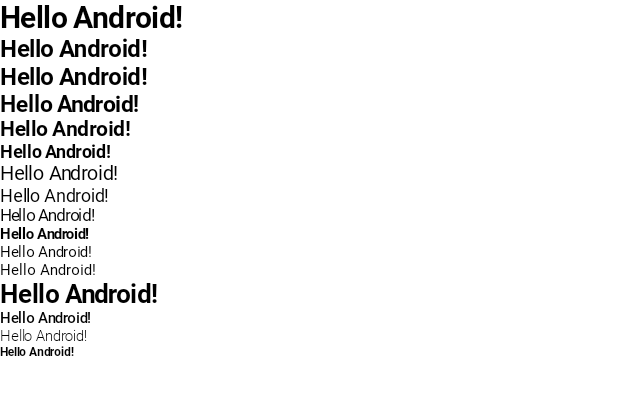
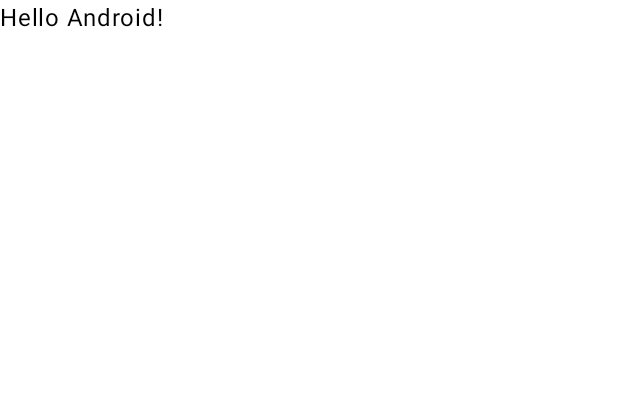
Before and after one commit to SOPT-all/35-COLLABORATION-ANDROID-KAKAOWEBTOON, an Android app built with Jetpack Compose: the @Preview function GreetingPreview, on a phone screen of 412 x 824 dp. Shown: the top 395 px of the screen. Run offline under Robolectric (Android 15) with nearby library versions, the phone set to English and light mode, and no system bars.

Commit message:
[init] #7: 테스트코드 삭제

```diff
--- a/app/src/main/java/com/example/kakaowebtoon/MainActivity.kt
+++ b/app/src/main/java/com/example/kakaowebtoon/MainActivity.kt
@@ -52,83 +52,7 @@ fun Greeting(name: String, modifier: Modifier = Modifier) {
     Column {
         Text(
             text = "Hello $name!",
-            modifier = modifier,
-            style = head1SemiBold
-        )
-        Text(
-            text = "Hello $name!",
-            modifier = modifier,
-            style = head2Bold
-        )
-        Text(
-            text = "Hello $name!",
-            modifier = modifier,
-            style = title1ExtraBold
-        )
-        Text(
-            text = "Hello $name!",
-            modifier = modifier,
-            style = title2SemiBold
-        )
-        Text(
-            text = "Hello $name!",
-            modifier = modifier,
-            style = title3SemiBold
-        )
-        Text(
-            text = "Hello $name!",
-            modifier = modifier,
-            style = title4SemiBold
-        )
-        Text(
-            text = "Hello $name!",
-            modifier = modifier,
-            style = body1Regular
-        )
-        Text(
-            text = "Hello $name!",
-            modifier = modifier,
-            style = body2Regular
-        )
-        Text(
-            text = "Hello $name!",
-            modifier = modifier,
-            style = body3Regular
-        )
-        Text(
-            text = "Hello $name!",
-            modifier = modifier,
-            style = body4SemiBold
-        )
-        Text(
-            text = "Hello $name!",
-            modifier = modifier,
-            style = body5Regular
-        )
-        Text(
-            text = "Hello $name!",
-            modifier = modifier,
-            style = body6Regular
-        )
-        Text(
-            text = "Hello $name!",
-            modifier = modifier,
-            style = caption1Bold
-        )
-        Text(
-            text = "Hello $name!",
-            modifier = modifier,
-            style = caption2Medium
-        )
-        Text(
-            text = "Hello $name!",
-            modifier = modifier,
-            style = caption3Light
-        )
-        Text(
-            text = "Hello $name!",
-            modifier = modifier,
-            style = caption4SemiBold
+            modifier = modifier
         )
     }
 }
```
